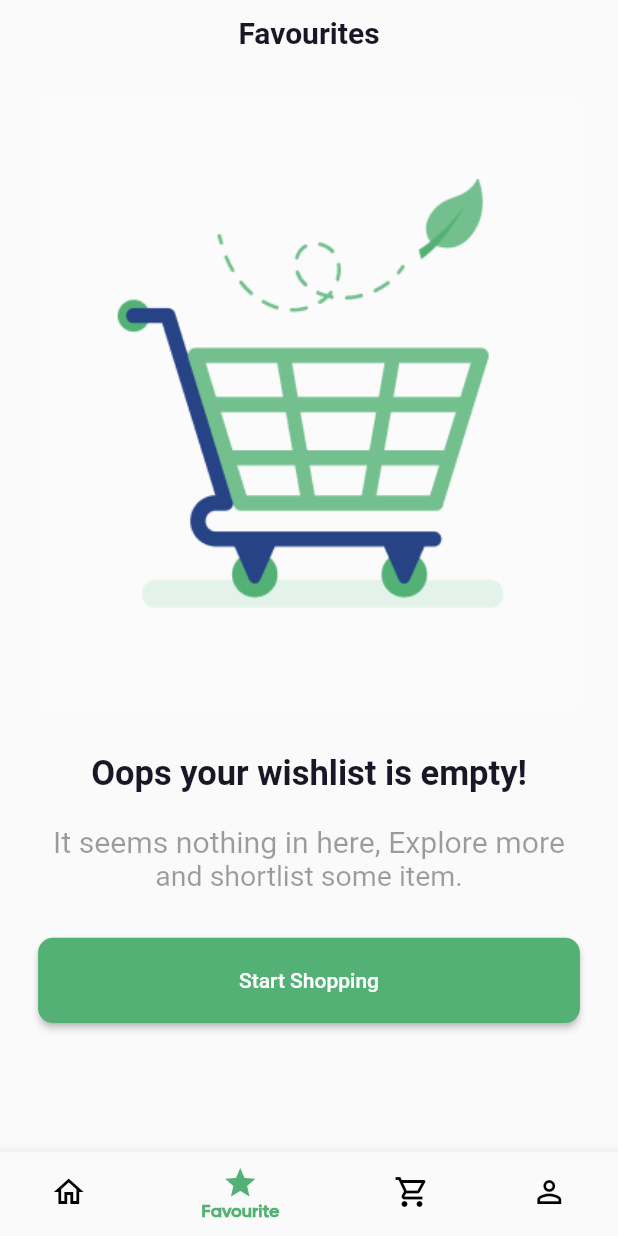
After one commit to Adenugakolade-02/Gobble, a Flutter app: the screen it shows after launch, item 2 of the bottom bar chosen, on a phone screen of 412 x 824 dp. The commit adds this screen. Run offline on Flutter 3.47's test engine with Material 2 defaults, Android fonts, the phone set to English and light mode, and no system bars; our stand-ins replace flutter_rating_bar, smooth_page_indicator; network calls fail.

Commit message:
created the favourite screen

```diff
--- a/lib/model/products_provider.dart
+++ b/lib/model/products_provider.dart
@@ -10,9 +10,11 @@ class ProductsProvider extends ChangeNotifier{
   late List<Product> _favouriteList;
 
   bool loaded = false;
+  bool isEmpty = false;
 
   ProductsProvider(){
     _favouriteList =_productsList.where((element) => element.isFavourite==true).toList();
+    isEmpty = _favouriteList.isEmpty;
     populateList();
   }
 
@@ -30,12 +32,18 @@ class ProductsProvider extends ChangeNotifier{
     for(final e in _productsList){
       if (e.id == id){
         e.isFavourite = !e.isFavourite;
+        _favouriteList =_productsList.where((element) => element.isFavourite==true).toList();
+        print(_favouriteList);
+        isEmpty = _favouriteList.isEmpty;
         notifyListeners();
-        _favouriteList =_productsList.where((element) => element.isFavourite==true).toList();
         break;
       }
     }
   }
+
+  // bool isEmptyFavourite(){
+  //   return _favouriteList.isEmpty;
+  // }
 
   Product obtainProduct(String id){
     return _productsList.firstWhere((element) => element.id == id);
--- /dev/null
+++ b/lib/screens/favourite_screen.dart
@@ -0,0 +1,31 @@
+import 'dart:collection';
+
+import 'package:flutter/material.dart';
+import 'package:gobble/widgets/favourite_screen_widget/no_favourites.dart';
+import 'package:gobble/widgets/favourite_screen_widget/yes_favourites.dart';
+import 'package:provider/provider.dart';
+
+import '../model/product.dart';
+import '../model/products_provider.dart';
+import '../utils/dimensions.dart';
+
+class FavouriteScreen extends StatelessWidget {
+  @override
+  Widget build(BuildContext context) {
+
+    bool isEmpty = context.select<ProductsProvider, bool>((provider) => provider.isEmpty);
+    const TextStyle _style1 = TextStyle(fontSize: 20, fontWeight: FontWeight.w600, color: Color(0xFF181725));
+
+    return SafeArea(
+          child: Column(
+        children: [
+          SizedBox(height: getHeight(context,10)),
+          Text('Favourites', style: _style1,),
+          SizedBox(height: getHeight(context,32.17)),
+          isEmpty? NoFavourites(): YesFavourites(),
+        ],
+      ),
+    );
+
+  }
+}
--- a/lib/screens/home_screen.dart
+++ b/lib/screens/home_screen.dart
@@ -1,4 +1,5 @@
 import 'package:flutter/material.dart';
+import 'package:gobble/screens/favourite_screen.dart';
 import 'package:gobble/widgets/bottom_navigation_bar.dart';
 import 'package:gobble/widgets/forms/search_form_field.dart';
 import 'package:gobble/widgets/home_screen_widgets/display_product.dart';
@@ -17,7 +18,7 @@ class _HomeScreenState extends State<HomeScreen> {
 
   List<Widget> navList = [
     Expanded(child: DisPlayWidget()),
-    Expanded(child: DisPlayWidget()),
+    Expanded(child: FavouriteScreen()),
     Expanded(child: DisPlayWidget()),
     Expanded(child: Container(color: Colors.black,)),
   ];
@@ -34,21 +35,26 @@ class _HomeScreenState extends State<HomeScreen> {
       bottomNavigationBar: BottomNavBar(selectedIndex: _selectedIndex, onItemTapped: (index)=>_onItemTapped(index),),
         body: Padding(
       padding: EdgeInsets.symmetric(horizontal: getHeight(context, 25)),
-      child: SafeArea(
-          child: Column(children: <Widget>[
-            SizedBox(height: getHeight(context,10)),
-        const Center(
-            child: Text('Gobble',
-                style: TextStyle(
-                    fontFamily: 'Gilroy',
-                    fontWeight: FontWeight.w600,
-                    fontSize: 20,
-                    color: Color(0xFF53B175)))),
-      SizedBox(height: getHeight(context,10)),
-      SearchField(function: (_){}),
-      SizedBox(height: getHeight(context,30)),
-      navList.elementAt(_selectedIndex)
-      ])),
+      child: Column(
+        children: [
+          navList.elementAt(_selectedIndex),
+        ],
+      )
+      // SafeArea(
+      //     child: Column(children: <Widget>[
+      //       SizedBox(height: getHeight(context,10)),
+      //   const Center(
+      //       child: Text('Gobble',
+      //           style: TextStyle(
+      //               fontFamily: 'Gilroy',
+      //               fontWeight: FontWeight.w600,
+      //               fontSize: 20,
+      //               color: Color(0xFF53B175)))),
+      // SizedBox(height: getHeight(context,10)),
+      // // SearchField(function: (_){}),
+      // SizedBox(height: getHeight(context,30)),
+      // navList.elementAt(_selectedIndex)
+      // ])),
     ));
   }
 }
--- /dev/null
+++ b/lib/widgets/favourite_screen_widget/no_favourites.dart
@@ -0,0 +1,54 @@
+import 'package:flutter/material.dart';
+import 'package:gobble/utils/dimensions.dart';
+
+import '../onboarding_widgets/onboarding_buttons.dart';
+
+class NoFavourites extends StatelessWidget {
+  final TextStyle _style = const TextStyle(fontSize: 19, fontWeight: FontWeight.w400, color: Colors.black38);
+  final TextStyle _style1 = const TextStyle(fontSize: 23, fontWeight: FontWeight.w600, color: Color(0xFF181725));
+  @override
+
+  Widget build(BuildContext context) {
+    return
+      Column(
+        children: [
+          Container(
+            height: getHeight(context, 400),
+            color: const Color(0xFFFBFBFB),
+            width: double.infinity,
+            child: Image.asset(
+              'assets/images/Empty Favourite.png',
+              fit: BoxFit.scaleDown,
+            ),
+          ),
+
+          SizedBox(height: getHeight(context, 30)),
+
+          Text('Oops your wishlist is empty!', style: _style1,),
+
+          SizedBox(height: getHeight(context, 20)),
+
+          Container(
+              padding: const EdgeInsets.symmetric(horizontal: 10),
+              width: double.infinity,
+              child: FittedBox(
+                  child: Text('It seems nothing in here, Explore more',
+                      style: _style))),
+          Container(
+              padding: const EdgeInsets.symmetric(horizontal: 30),
+              width: double.infinity,
+              child: Text(
+                'and shortlist some item.',
+                style: _style,
+                textAlign: TextAlign.center,
+              )),
+
+          SizedBox(height: getHeight(context, 30)),
+
+          OnBoardingButton('Start Shopping', (){}),
+
+        ],
+
+    );
+  }
+}
```
Also changed, not shown: lib/widgets/favourite_screen_widget/favourite_widget.dart (added, +51 -0 lines), lib/widgets/favourite_screen_widget/yes_favourites.dart (added, +38 -0 lines), lib/widgets/home_screen_widgets/display_product.dart (+27 -8 lines), assets/images/Empty Favourite.png (added).
